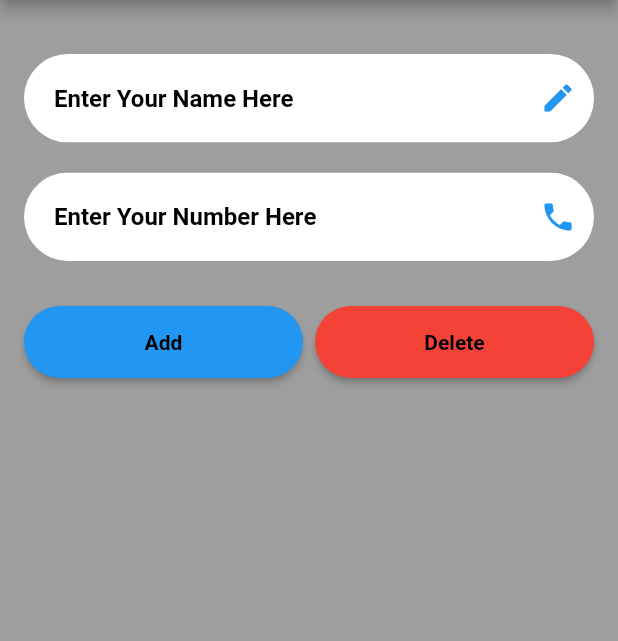
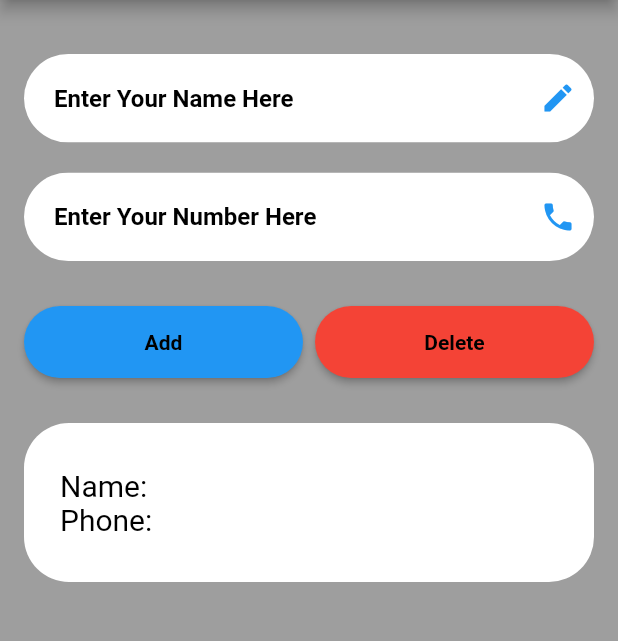
Before and after one commit to MuhamedUssama/Simple-Contacts-Screen-By-Flutter, a Flutter app: the screen it shows after launch, after a tap on "Add", on a phone screen of 412 x 824 dp, the part 84-725 px from its top. Run offline on Flutter 3.47's test engine with Material 2 defaults, Android fonts, the phone set to English and light mode, and no system bars.

Commit message:
Added add and delete contact functions

```diff
--- /dev/null
+++ b/lib/Home/custom_textfield.dart
@@ -0,0 +1,40 @@
+import 'package:flutter/material.dart';
+
+class CustomTextFormField extends StatelessWidget {
+  final TextEditingController controller;
+  final String title;
+  final TextInputType type;
+  final TextInputAction action;
+  final IconData icon;
+  const CustomTextFormField(
+      {super.key,
+      required this.controller,
+      required this.title,
+      required this.type,
+      required this.action,
+      required this.icon});
+
+  @override
+  Widget build(BuildContext context) {
+    return ClipRRect(
+      borderRadius: BorderRadius.circular(50),
+      child: TextFormField(
+        controller: controller,
+        keyboardType: type,
+        textInputAction: action,
+        decoration: InputDecoration(
+          contentPadding: const EdgeInsets.all(20),
+          border: InputBorder.none,
+          hintText: title,
+          hintStyle: const TextStyle(
+            color: Colors.black,
+            fontWeight: FontWeight.bold,
+          ),
+          fillColor: Colors.white,
+          filled: true,
+          suffixIcon: Icon(icon, color: Colors.blue),
+        ),
+      ),
+    );
+  }
+}
--- a/lib/Home/home.dart
+++ b/lib/Home/home.dart
@@ -1,3 +1,4 @@
+import 'package:assignement_3/Home/custom_textfield.dart';
 import 'package:flutter/material.dart';
 
 class HomePage extends StatefulWidget {
@@ -9,6 +10,32 @@ class HomePage extends StatefulWidget {
 }
 
 class _HomePageState extends State<HomePage> {
+  late TextEditingController nameController;
+  late TextEditingController phoneController;
+  late bool isVisible1 = false;
+  late String name1 = "";
+  late String phone1 = "";
+  late bool isVisible2 = false;
+  late String name2 = "";
+  late String phone2 = "";
+  late bool isVisible3 = false;
+  late String name3 = "";
+  late String phone3 = "";
+
+  @override
+  void dispose() {
+    nameController.dispose();
+    phoneController.dispose();
+    super.dispose();
+  }
+
+  @override
+  void initState() {
+    super.initState();
+    nameController = TextEditingController();
+    phoneController = TextEditingController();
+  }
+
   @override
   Widget build(BuildContext context) {
     return Scaffold(
@@ -17,56 +44,55 @@ class _HomePageState extends State<HomePage> {
         title: const Text("Contacts Screen"),
         centerTitle: true,
       ),
-      body: Padding(
+      body: SingleChildScrollView(
+        child: Padding(
           padding: const EdgeInsets.all(16),
           child: Column(
             crossAxisAlignment: CrossAxisAlignment.stretch,
             children: [
               const SizedBox(height: 20),
-            ClipRRect(
-              borderRadius: BorderRadius.circular(50),
-              child: const TextField(
-                textInputAction: TextInputAction.next,
-                decoration: InputDecoration(
-                  contentPadding: EdgeInsets.all(20),
-                  border: InputBorder.none,
-                  hintText: 'Enter Your Name Here',
-                  hintStyle: TextStyle(
-                    color: Colors.black,
-                    fontWeight: FontWeight.bold,
-                  ),
-                  fillColor: Colors.white,
-                  filled: true,
-                  suffixIcon: Icon(Icons.edit, color: Colors.blue),
-                ),
-              ),
+              CustomTextFormField(
+                title: "Enter Your Name Here",
+                controller: nameController,
+                type: TextInputType.name,
+                action: TextInputAction.next,
+                icon: Icons.edit,
               ),
               const SizedBox(height: 20),
-            ClipRRect(
-              borderRadius: BorderRadius.circular(50),
-              child: const TextField(
-                keyboardType: TextInputType.phone,
-                textInputAction: TextInputAction.done,
-                decoration: InputDecoration(
-                  contentPadding: EdgeInsets.all(20),
-                  border: InputBorder.none,
-                  hintText: 'Enter Your Number Here',
-                  hintStyle: TextStyle(
-                    color: Colors.black,
-                    fontWeight: FontWeight.bold,
-                  ),
-                  fillColor: Colors.white,
-                  filled: true,
-                  suffixIcon: Icon(Icons.phone, color: Colors.blue),
-                ),
-              ),
+              CustomTextFormField(
+                title: "Enter Your Number Here",
+                controller: phoneController,
+                type: TextInputType.phone,
+                action: TextInputAction.done,
+                icon: Icons.phone,
               ),
               const SizedBox(height: 30),
               Row(
                 children: [
                   Expanded(
                     child: ElevatedButton(
-                    onPressed: () {},
+                      onPressed: () {
+                        if (isVisible1 == false) {
+                          isVisible1 = true;
+                          name1 = nameController.text;
+                          phone1 = phoneController.text;
+                          nameController.clear();
+                          phoneController.clear();
+                        } else if (isVisible2 == false) {
+                          isVisible2 = true;
+                          name2 = nameController.text;
+                          phone2 = phoneController.text;
+                          nameController.clear();
+                          phoneController.clear();
+                        } else {
+                          isVisible3 = true;
+                          name3 = nameController.text;
+                          phone3 = phoneController.text;
+                          nameController.clear();
+                          phoneController.clear();
+                        }
+                        setState(() {});
+                      },
                       style: ElevatedButton.styleFrom(
                           backgroundColor: Colors.blue,
                           shape: RoundedRectangleBorder(
@@ -83,7 +109,16 @@ class _HomePageState extends State<HomePage> {
                   const SizedBox(width: 8),
                   Expanded(
                     child: ElevatedButton(
-                    onPressed: () {},
+                      onPressed: () {
+                        if (isVisible3 == true) {
+                          isVisible3 = false;
+                        } else if (isVisible2 == true) {
+                          isVisible2 = false;
+                        } else {
+                          isVisible1 = false;
+                        }
+                        setState(() {});
+                      },
                       style: ElevatedButton.styleFrom(
                         backgroundColor: Colors.red,
                         shape: RoundedRectangleBorder(
@@ -99,8 +134,102 @@ class _HomePageState extends State<HomePage> {
                     ),
                   ),
                 ],
+              ),
+              const SizedBox(height: 30),
+              Visibility(
+                visible: isVisible1,
+                child: Container(
+                  padding:
+                      const EdgeInsets.symmetric(horizontal: 24, vertical: 30),
+                  decoration: BoxDecoration(
+                    borderRadius: BorderRadius.circular(30),
+                    color: Colors.white,
+                  ),
+                  child: Column(
+                    crossAxisAlignment: CrossAxisAlignment.start,
+                    children: [
+                      Text(
+                        "Name: $name1",
+                        style: const TextStyle(
+                          color: Colors.black,
+                          fontSize: 20,
+                        ),
+                      ),
+                      Text(
+                        "Phone: $phone1",
+                        style: const TextStyle(
+                          color: Colors.black,
+                          fontSize: 20,
+                        ),
+                      ),
+                    ],
+                  ),
+                ),
+              ),
+              const SizedBox(height: 30),
+              Visibility(
+                visible: isVisible2,
+                child: Container(
+                  padding:
+                      const EdgeInsets.symmetric(horizontal: 24, vertical: 30),
+                  decoration: BoxDecoration(
+                    borderRadius: BorderRadius.circular(30),
+                    color: Colors.white,
+                  ),
+                  child: Column(
+                    crossAxisAlignment: CrossAxisAlignment.start,
+                    children: [
+                      Text(
+                        "Name: $name2",
+                        style: const TextStyle(
+                          color: Colors.black,
+                          fontSize: 20,
+                        ),
+                      ),
+                      Text(
+                        "Phone: $phone2",
+                        style: const TextStyle(
+                          color: Colors.black,
+                          fontSize: 20,
+                        ),
+                      ),
+                    ],
+                  ),
+                ),
+              ),
+              const SizedBox(height: 30),
+              Visibility(
+                visible: isVisible3,
+                child: Container(
+                  padding:
+                      const EdgeInsets.symmetric(horizontal: 24, vertical: 30),
+                  decoration: BoxDecoration(
+                    borderRadius: BorderRadius.circular(30),
+                    color: Colors.white,
+                  ),
+                  child: Column(
+                    crossAxisAlignment: CrossAxisAlignment.start,
+                    children: [
+                      Text(
+                        "Name: $name3",
+                        style: const TextStyle(
+                          color: Colors.black,
+                          fontSize: 20,
+                        ),
+                      ),
+                      Text(
+                        "Phone: $phone3",
+                        style: const TextStyle(
+                          color: Colors.black,
+                          fontSize: 20,
+                        ),
+                      ),
+                    ],
+                  ),
+                ),
               )
             ],
+          ),
         ),
       ),
     );
```
Lines whose indentation alone changed are shown as unchanged.
